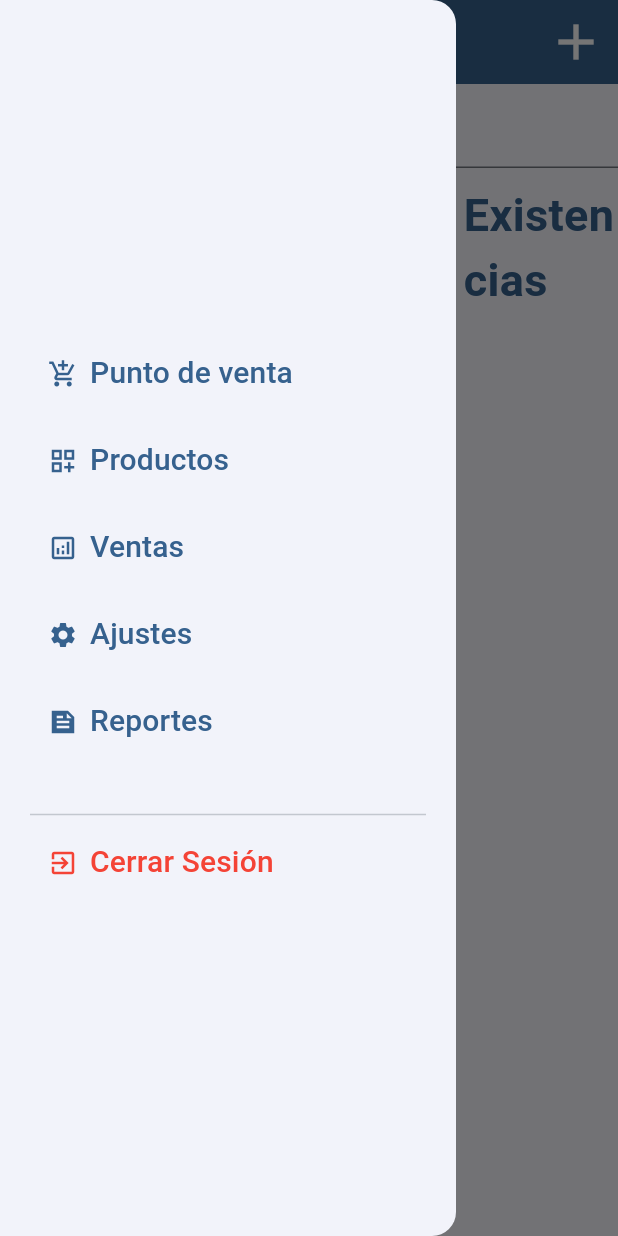
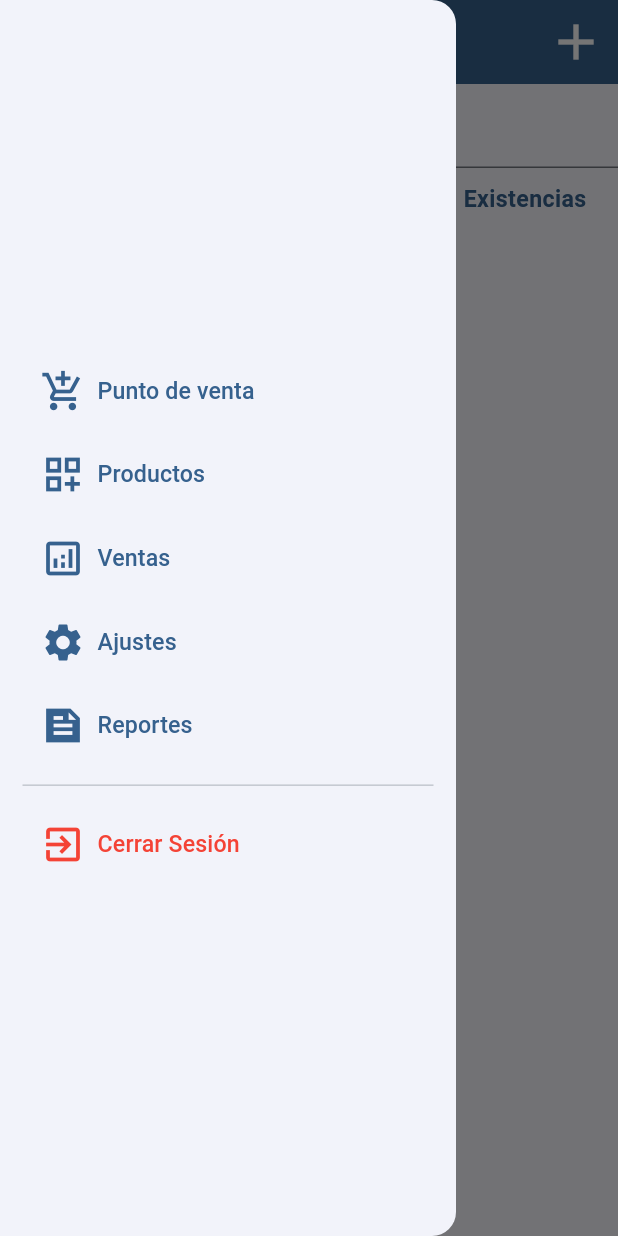
Before and after one commit to DanielPeregrino18/pos, a Flutter app: the Productos screen opened by its route, with the side drawer open, on a phone screen of 412 x 824 dp. Run offline on Flutter 3.47's test engine with Material 3 defaults, Android fonts, the phone set to English and light mode, and no system bars; our stand-ins replace after_layout, dio, flutter_colorpicker, flutter_riverpod, flutter_screenutil, flutter_secure_storage and 5 more; missing offline and left inert: custom_accordion; accounts and stored records are empty; generated files the repository leaves out were written again.

Commit message:
Diseño responsivo

```diff
--- a/lib/data/repositorios/ProductoDAOObjectboxImpl.dart
+++ b/lib/data/repositorios/ProductoDAOObjectboxImpl.dart
@@ -15,6 +15,7 @@ class ProductoDAOObjectboxImpl extends ProductoDao{
   @override
   Producto? getProductoById(int idProducto){
     final productoDB = _connectionDB.produtoBox;
+
     return productoDB.get(idProducto);
   }
 
--- a/lib/main.dart
+++ b/lib/main.dart
@@ -1,10 +1,12 @@
 import 'package:dio/dio.dart';
 import 'package:flutter/material.dart';
 import 'package:flutter_riverpod/flutter_riverpod.dart';
+import 'package:flutter_screenutil/flutter_screenutil.dart';
 import 'package:pos/config/DB/ObjectboxConnection.dart';
 import 'package:pos/config/DI/Dependencias.dart';
 import 'package:pos/routes/routes.dart';
 Future<void> main() async {
+
   //Se usa esta linea si flutter necesita llamar al codigo nativo antes de llamar runapp
   WidgetsFlutterBinding.ensureInitialized();
   //Inicializa la conexion con la base de datos
@@ -22,6 +24,7 @@ class MyApp extends ConsumerWidget {
   const MyApp({super.key});
   @override
   Widget build(BuildContext context, WidgetRef ref) {
+    ScreenUtil.init(context, designSize: Size(800, 1280), minTextAdapt: true);
     return MaterialApp.router(
       debugShowCheckedModeBanner: false,
       title: "POS",
--- a/lib/presentation/pages/productos/productos.dart
+++ b/lib/presentation/pages/productos/productos.dart
@@ -1,5 +1,6 @@
 import 'package:flutter/material.dart';
 import 'package:flutter_riverpod/flutter_riverpod.dart';
+import 'package:flutter_screenutil/flutter_screenutil.dart';
 import 'package:go_router/go_router.dart';
 import 'package:pos/core/servicios/ProductoServicio.dart';
 import 'package:pos/data/modelos/producto.dart';
@@ -76,7 +77,7 @@ class _ProductosState extends ConsumerState<Productos> {
                       child: Text(
                         "ID Producto",
                         style: TextStyle(color: theme.primary,
-                            fontSize: 30,
+                            fontSize: 30.sp,
                             fontWeight: FontWeight.w600),
                       ),
                     ),
@@ -92,7 +93,7 @@ class _ProductosState extends ConsumerState<Productos> {
                     child: Text(
                       "Nombre",
                       style: TextStyle(color: theme.primary,
-                          fontSize: 30,
+                          fontSize: 30.sp,
                           fontWeight: FontWeight.w600),
                     ),
                   ),
@@ -107,7 +108,7 @@ class _ProductosState extends ConsumerState<Productos> {
                     child: Text(
                       "Precio",
                       style: TextStyle(color: theme.primary,
-                          fontSize: 30,
+                          fontSize: 30.sp,
                           fontWeight: FontWeight.w600),
                     ),
                   ),
@@ -122,7 +123,7 @@ class _ProductosState extends ConsumerState<Productos> {
                     child: Text(
                       "Existencias",
                       style: TextStyle(color: theme.primary,
-                          fontSize: 30,
+                          fontSize: 30.sp,
                           fontWeight: FontWeight.w600),
                     ),
                   ),
@@ -188,7 +189,7 @@ class _ProductosState extends ConsumerState<Productos> {
                           .width * 0.25,
                       child: Text(
                         "${productosFiltrados[index].id}",
-                        style: TextStyle(color: theme.onPrimary, fontSize: 30),
+                        style: TextStyle(color: theme.onPrimary, fontSize: 40.sp),
                       ),
                     ),
                   ),
@@ -202,7 +203,7 @@ class _ProductosState extends ConsumerState<Productos> {
                         .width * 0.25,
                     child: Text(
                       "${productosFiltrados[index].nombre}",
-                      style: TextStyle(color: theme.onPrimary, fontSize: 30),
+                      style: TextStyle(color: theme.onPrimary, fontSize: 40.sp),
                     ),
                   ),
                 ),
@@ -215,7 +216,7 @@ class _ProductosState extends ConsumerState<Productos> {
                         .width * 0.25,
                     child: Text(
                       "\$${productosFiltrados[index].precio!.toStringAsFixed(2)}",
-                      style: TextStyle(color: theme.onPrimary, fontSize: 30),
+                      style: TextStyle(color: theme.onPrimary, fontSize: 40.sp),
                     ),
                   ),
                 ),
@@ -230,7 +231,7 @@ class _ProductosState extends ConsumerState<Productos> {
                       padding: const EdgeInsets.only(left: 15),
                       child: Text(
                         "${productosFiltrados[index].stock}",
-                        style: TextStyle(color: theme.onPrimary, fontSize: 30),
+                        style: TextStyle(color: theme.onPrimary, fontSize: 40.sp),
                       ),
                     ),
                   ),
--- a/lib/presentation/widgets/drawer_pos.dart
+++ b/lib/presentation/widgets/drawer_pos.dart
@@ -1,5 +1,6 @@
 import 'package:flutter/material.dart';
 import 'package:flutter_riverpod/flutter_riverpod.dart';
+import 'package:flutter_screenutil/flutter_screenutil.dart';
 import 'package:go_router/go_router.dart';
 import 'package:pos/presentation/viewmodels/LoginViewModel.dart';
 
@@ -11,61 +12,61 @@ class DrawerPos extends ConsumerWidget {
     return SafeArea(
       child: Drawer(
         child: Padding(
-          padding: const EdgeInsets.symmetric(horizontal: 20),
+          padding: const EdgeInsets.symmetric(horizontal: 15),
+          child: Center(
+            child: SingleChildScrollView(
               child: Column(
                 crossAxisAlignment: CrossAxisAlignment.start,
                 mainAxisAlignment: MainAxisAlignment.center,
+                spacing: 15.sp,
                 children: <Widget>[
                   TextButton.icon(
                     onPressed: () {
                       context.go("/pos");
                     },
-                label: Text("Punto de venta", style: TextStyle(fontSize: 20)),
-                icon: Icon(Icons.add_shopping_cart, size: 20),
+                    label: Text("Punto de venta", style: TextStyle(fontSize: 30.sp)),
+                    icon: Icon(Icons.add_shopping_cart, size: 30),
                   ),
-              SizedBox(height: 10,),
                   TextButton.icon(
                     onPressed: () {
                       context.go("/productos");
                     },
-                label: Text("Productos", style: TextStyle(fontSize: 20)),
-                icon: Icon(Icons.dashboard_customize_outlined, size: 20),
+                    label: Text("Productos", style: TextStyle(fontSize: 30.sp)),
+                    icon: Icon(Icons.dashboard_customize_outlined, size: 30),
                   ),
-              SizedBox(height: 10,),
                   TextButton.icon(
                     onPressed: () {
                       context.go("/ventas");
                     },
-                label: Text("Ventas", style: TextStyle(fontSize: 20)),
-                icon: Icon(Icons.analytics_outlined, size: 20),
+                    label: Text("Ventas", style: TextStyle(fontSize: 30.sp)),
+                    icon: Icon(Icons.analytics_outlined, size: 30),
                   ),
-              SizedBox(height: 10,),
                   TextButton.icon(
                     onPressed: () {
                       context.go("/ajustes");
                     },
-                label: Text("Ajustes", style: TextStyle(fontSize: 20)),
-                icon: Icon(Icons.settings, size: 20),
+                    label: Text("Ajustes", style: TextStyle(fontSize: 30.sp)),
+                    icon: Icon(Icons.settings, size: 30),
                   ),
-              SizedBox(height: 10,),
                   TextButton.icon(
                     onPressed: () {
                       context.go("/reportes");
                     },
-                label: Text("Reportes", style: TextStyle(fontSize: 20)),
-                icon: Icon(Icons.feed_sharp, size: 20),
+                    label: Text("Reportes", style: TextStyle(fontSize: 30.sp)),
+                    icon: Icon(Icons.feed_sharp, size: 30),
                   ),
-              SizedBox(height: 30,),
                   Divider(),
                   TextButton.icon(
                     onPressed: () {
                       ref.read(loginStateProvider).logout();
                       context.go("/");
                     },
-                label: Text("Cerrar Sesión", style: TextStyle(fontSize: 20, color: Colors.red)),
-                icon: Icon(Icons.exit_to_app, size: 20, color: Colors.red,),
+                    label: Text("Cerrar Sesión", style: TextStyle(fontSize: 30.sp, color: Colors.red)),
+                    icon: Icon(Icons.exit_to_app, size: 30, color: Colors.red,),
                   ),
                 ],
+              ),
+            ),
           ),
         ),
       ),
--- a/lib/routes/routes.dart
+++ b/lib/routes/routes.dart
@@ -35,6 +35,7 @@ final routerProvider = Provider<GoRouter>((ref) {
               builder: (context, state) {
                 return const Productos();
               },
+
               routes: [
                 GoRoute(
                   path: 'addproducto',
--- a/pubspec.yaml
+++ b/pubspec.yaml
@@ -49,6 +49,7 @@ dependencies:
   flutter_secure_storage: ^9.2.4
   flutter_colorpicker: ^1.1.0
   lazy_load_scrollview: ^1.3.0
+  flutter_screenutil: ^5.9.3
 
 dev_dependencies:
   flutter_test:
```
Also changed, not shown: lib/presentation/pages/ajustes/ajustes.dart (+13 -6 lines), lib/presentation/pages/login/login.dart (+12 -6 lines), lib/presentation/pages/login/widgets/form_login.dart (+9 -7 lines), lib/presentation/pages/pos/p_o_s.dart (+23 -10 lines), lib/presentation/pages/pos/widgets/impresion_ticket.dart (+13 -12 lines), lib/presentation/pages/pos/widgets/realizar_venta.dart (+11 -10 lines), lib/presentation/pages/productos/add_producto.dart (+20 -13 lines), lib/presentation/pages/productos/update_producto.dart (+18 -12 lines), lib/presentation/pages/reportes/lista_reporte_ventas.dart (+14 -13 lines), lib/presentation/pages/reportes/reporte_ventas.dart (+5 -4 lines), lib/presentation/pages/ventas/ventas.dart (+8 -7 lines), pubspec.lock. Lines whose indentation alone changed are shown as unchanged.
